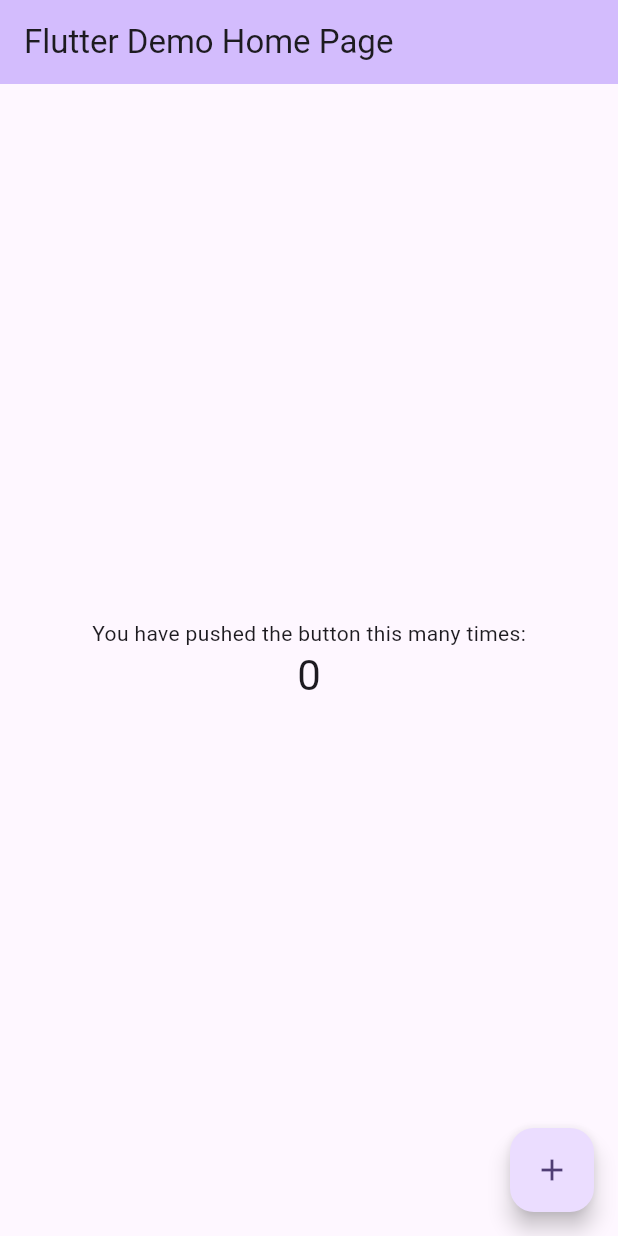
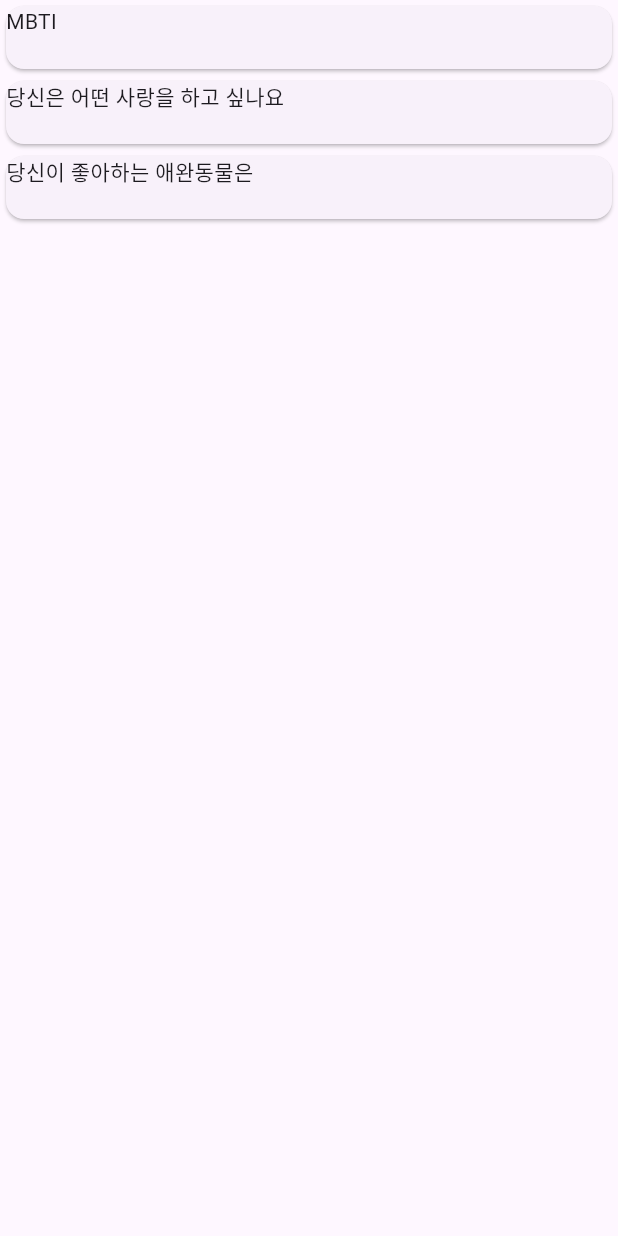
Before and after one commit to suhyun69/personality_test, a Flutter app: the screen it shows after launch, on a phone screen of 412 x 824 dp. Run offline on Flutter 3.47's test engine with Material 3 defaults, Android fonts, the phone set to English and light mode, and no system bars; our stand-ins replace firebase_core; accounts and stored records are empty.

Commit message:
테스트 목록 페이지 만들기

```diff
--- a/lib/main.dart
+++ b/lib/main.dart
@@ -1,4 +1,5 @@
 import 'package:flutter/material.dart';
+import 'main/mainlist_page.dart';
 
 void main() {
   runApp(const MyApp());
@@ -11,7 +12,7 @@ class MyApp extends StatelessWidget {
   @override
   Widget build(BuildContext context) {
     return MaterialApp(
-      title: 'Flutter Demo',
+      title: 'Personality Test',
       theme: ThemeData(
         // This is the theme of your application.
         //
@@ -30,7 +31,7 @@ class MyApp extends StatelessWidget {
         // tested with just a hot reload.
         colorScheme: ColorScheme.fromSeed(seedColor: Colors.deepPurple),
       ),
-      home: const MyHomePage(title: 'Flutter Demo Home Page'),
+      home: const MainPage(),
     );
   }
 }
--- /dev/null
+++ b/lib/main/mainlist_page.dart
@@ -0,0 +1,76 @@
+import 'package:flutter/material.dart';
+import 'package:flutter/services.dart';
+import 'dart:convert';
+
+class MainPage extends StatefulWidget {
+  const MainPage({super.key});
+
+  @override
+  State<StatefulWidget> createState() {
+    return _MainPage();
+  }
+}
+
+class _MainPage extends State<MainPage> {
+
+  // JSON 파일을 비동기로 로드하는 함수
+  Future<String> loadAsset() async {
+    return await rootBundle.loadString('res/api/list.json');
+  }
+
+  @override
+  Widget build(BuildContext context) {
+    return Scaffold(
+      body: FutureBuilder<String> (
+        future: loadAsset(),
+        builder: (context, snapshot) {
+          // 연결 상태에 따라 다른 위젯을 보여 주기
+          switch (snapshot.connectionState) {
+            case ConnectionState.waiting:
+              // 데이터를 가져오는 동안 CircularProgressIndicator 표시하기
+              return const Center(
+                child: CircularProgressIndicator(),
+              );
+            case ConnectionState.done:
+              // 데이터 가져오기에 성공했다면
+              if (snapshot.hasData) {
+                Map<String, dynamic> list = jsonDecode(snapshot.data!);
+                return ListView.builder(
+                  itemCount: list['count'],
+                  itemBuilder: (context, index) {
+                    return InkWell(
+                      onTap: () {
+
+                      },
+                      child: SizedBox(
+                        height: 50,
+                        child: Card(
+                          child: Text(
+                            list['questions'][index]['title'].toString()
+                          )
+                        ),
+                      )
+                    );
+                  },
+                );
+              } else if (snapshot.hasError) {
+                // 오류가 발생했다면 오류 메시지 표시하기
+                return Center(
+                  child: Text('Error: ${snapshot.error}'),
+                );
+              } else {
+                // 데이터가 없다면 'No Data' 표시
+                return const Center(
+                  child: Text('No Data'),
+                );
+              }
+            default:
+              return const Center(
+                child: Text('No Data'),
+              );
+          }
+        }
+      )
+    );
+  }
+}
--- a/pubspec.yaml
+++ b/pubspec.yaml
@@ -60,9 +60,7 @@ flutter:
 
   # To add assets to your application, add an assets section, like this:
   assets:
-    - res/api/mbti.json
-    - res/api/test1.json
-    - res/api/test2.json
+    - res/api/
 
   # An image asset can refer to one or more resolution-specific "variants", see
   # https://flutter.dev/to/resolution-aware-images
--- /dev/null
+++ b/res/api/list.json
@@ -0,0 +1,17 @@
+{
+  "questions": [
+    {
+      "title": "MBTI",
+      "file":"mbti"
+    },
+    {
+      "title": "당신은 어떤 사랑을 하고 싶나요",
+      "file":"test2"
+    },
+    {
+      "title": "당신이 좋아하는 애완동물은",
+      "file":"test1"
+    }
+  ],
+  "count": 3
+}
```
